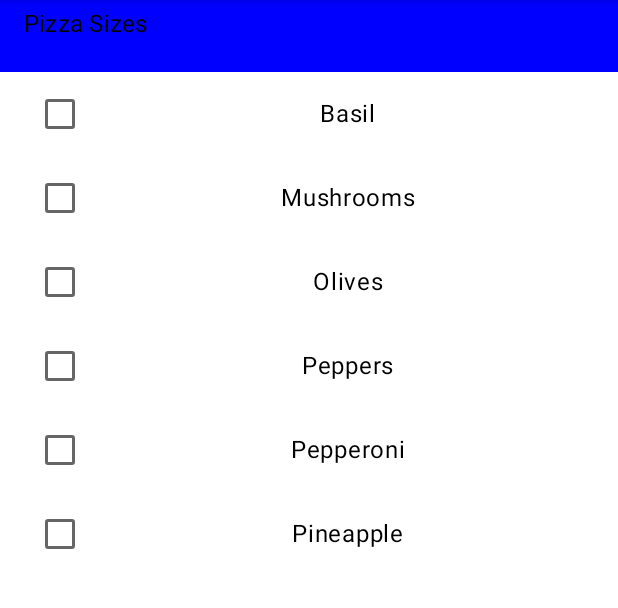
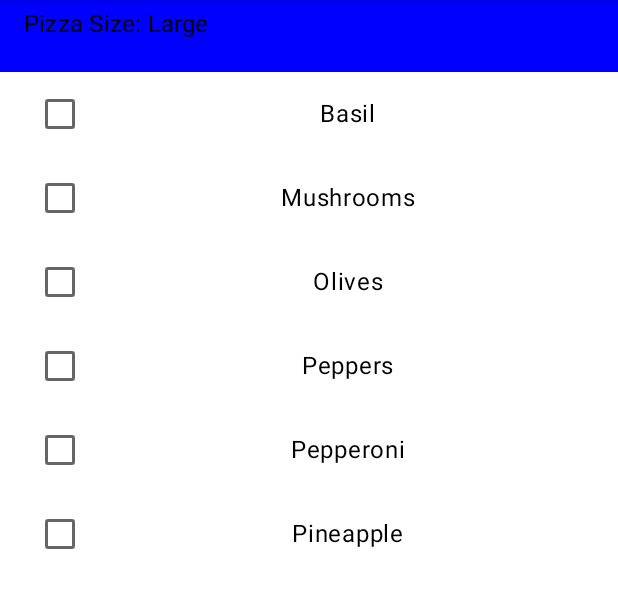
Before and after one commit to masonstevens95/BigNerdRanch_Sample_CodaPizza, an Android app built with Jetpack Compose: the screen it shows after launch (MainActivity), on a phone screen of 412 x 824 dp, the part 84-692 px from its top. Run offline under Robolectric (Android 15) with nearby library versions, the phone set to English and light mode, and no system bars; 1 statement that could not run was skipped.

Commit message:
ch 28 challenge complete

```diff
--- a/app/src/main/java/com/bignerdranch/android/codapizza/model/Pizza.kt
+++ b/app/src/main/java/com/bignerdranch/android/codapizza/model/Pizza.kt
@@ -6,21 +6,24 @@ import kotlinx.parcelize.Parcelize
 
 @Parcelize
 data class Pizza (
-    val toppings: Map<Topping, ToppingPlacement> = emptyMap()
+    val toppings: Map<Topping, ToppingPlacement> = emptyMap(),
+    val size: Size = Size.Large
 ) : Parcelable {
 
-    //size of the pizza, affecting price.
-
-
-
     val price: Double
-        get() = 9.99 + toppings.asSequence()
+        get() = size.pizzaPrice + toppings.asSequence()
             .sumOf { (_, toppingPlacement) ->
                 when (toppingPlacement){
                     Left, Right -> 0.5
                     All -> 1.0
                 }
             }
+
+    fun pizzaSize(size: Size): Pizza{
+        return copy(
+            size = size
+        )
+    }
 
     fun withTopping(topping: Topping, placement: ToppingPlacement?): Pizza {
         return copy(
@@ -31,8 +34,4 @@ data class Pizza (
             }
         )
     }
-
-//    fun sizePrice(size: Size): Pizza {
-//
-//    }
 }
--- a/app/src/main/java/com/bignerdranch/android/codapizza/model/Size.kt
+++ b/app/src/main/java/com/bignerdranch/android/codapizza/model/Size.kt
@@ -4,18 +4,23 @@ import androidx.annotation.StringRes
 import com.bignerdranch.android.codapizza.R
 
 enum class Size (
-    @StringRes val pizzaSize: Int
+    @StringRes val pizzaSize: Int,
+    val pizzaPrice: Double
 ){
     Small(
-        pizzaSize = R.string.small
+        pizzaSize = R.string.small,
+        pizzaPrice = 7.99
     ),
     Medium(
-        pizzaSize = R.string.medium
+        pizzaSize = R.string.medium,
+        pizzaPrice = 8.99
     ),
     Large(
-        pizzaSize = R.string.large
+        pizzaSize = R.string.large,
+        pizzaPrice = 9.99
     ),
     ExtraLarge(
-        pizzaSize = R.string.extra_large
+        pizzaSize = R.string.extra_large,
+        pizzaPrice = 10.99
     )
 }
--- a/app/src/main/java/com/bignerdranch/android/codapizza/ui/PizzaBuilderScreen.kt
+++ b/app/src/main/java/com/bignerdranch/android/codapizza/ui/PizzaBuilderScreen.kt
@@ -34,53 +34,12 @@ fun PizzaBuilderScreen(
 
     Column(modifier = modifier) {
 
-        //start of a custom dropdown for pizza sizes, adding to the price.
-//        Box(
-//            modifier = Modifier
-//                .fillMaxWidth()
-//                .size(48.dp)
-//                .background(Color.Blue),
-//
-//        ){
-//            Text(
-//                style = MaterialTheme.typography.subtitle1,
-//                modifier = Modifier
-//                    .fillMaxWidth()
-//                    .padding(vertical = 4.dp, horizontal = 16.dp)
-//                    .clickable(onClick = { showDropdown = !showDropdown }),
-//                text = "Test",
-//            )
-//            DropdownMenu(
-//                expanded = showDropdown,
-//                onDismissRequest = { showDropdown = false }
-//            ) {
-//
-//                LazyColumn(modifier = Modifier) {
-//
-//                }
-//
-//                DropdownMenuItem(
-//                    modifier = Modifier
-//                        .fillMaxWidth(),
-////                        .weight(1f, fill = true),
-//                    onClick = { showDropdown = false }
-//                ) {
-//                    Text(
-//                        style = MaterialTheme.typography.subtitle2,
-//                        modifier = Modifier
-//                            .fillMaxWidth()
-//                            .padding(vertical = 4.dp, horizontal = 16.dp)
-//                            ,
-//                        text = "Test item"
-//                    )
-//                }
-//            }
-//        }
-
         PizzaSizeDropdownList(
             modifier = Modifier
                 .fillMaxWidth()
-                .weight(1f, fill = true)
+                .weight(1f, fill = true),
+            pizza = pizza,
+            onEditPizza = {pizza = it}
         )
 
         ToppingsList(
@@ -102,7 +61,9 @@ fun PizzaBuilderScreen(
 
 @Composable
 private fun PizzaSizeDropdownList(
-    modifier: Modifier = Modifier
+    modifier: Modifier = Modifier,
+    pizza: Pizza,
+    onEditPizza: (Pizza) -> Unit
 ){
 //    Log.d("PizzaSizeDropdownList", "Called PizzaSizeDropdownList")
 
@@ -121,12 +82,14 @@ private fun PizzaSizeDropdownList(
     ){
 
         //sample text
+        val sizeStr = stringResource(pizza.size.pizzaSize)
+
         Text(
             style = MaterialTheme.typography.subtitle1,
             modifier = Modifier
                 .fillMaxWidth()
                 .padding(vertical = 4.dp, horizontal = 16.dp),
-            text = "Pizza Sizes",
+            text = stringResource(R.string.dropdown, sizeStr),
         )
 
         //When dropdown is opened, show dropdown menu at max width.
@@ -143,7 +106,11 @@ private fun PizzaSizeDropdownList(
                 //separate component with lazylist and dropdown items
                 PizzaSizeDropdown(
                     modifier = Modifier
-                        .fillMaxWidth()
+                        .fillMaxWidth(),
+                    onSetPizzaSize = { size ->
+                       onEditPizza(pizza.pizzaSize(size))
+                    },
+                    onDismissRequest = {showDropdown = false}
                 )
             }
         }
--- a/app/src/main/res/values/strings.xml
+++ b/app/src/main/res/values/strings.xml
@@ -1,6 +1,9 @@
 <resources>
     <string name="app_name">CodaPizza</string>
 
+    <string name="dropdown">Pizza Size: %1$s</string>
+
+    <string name="size_prompt">%1$s, (%2$s)</string>
     <string name="small">Small</string>
     <string name="medium">Medium</string>
     <string name="large">Large</string>
```
Also changed, not shown: app/src/main/java/com/bignerdranch/android/codapizza/ui/PizzaSizeDropdown.kt (+18 -5 lines).
